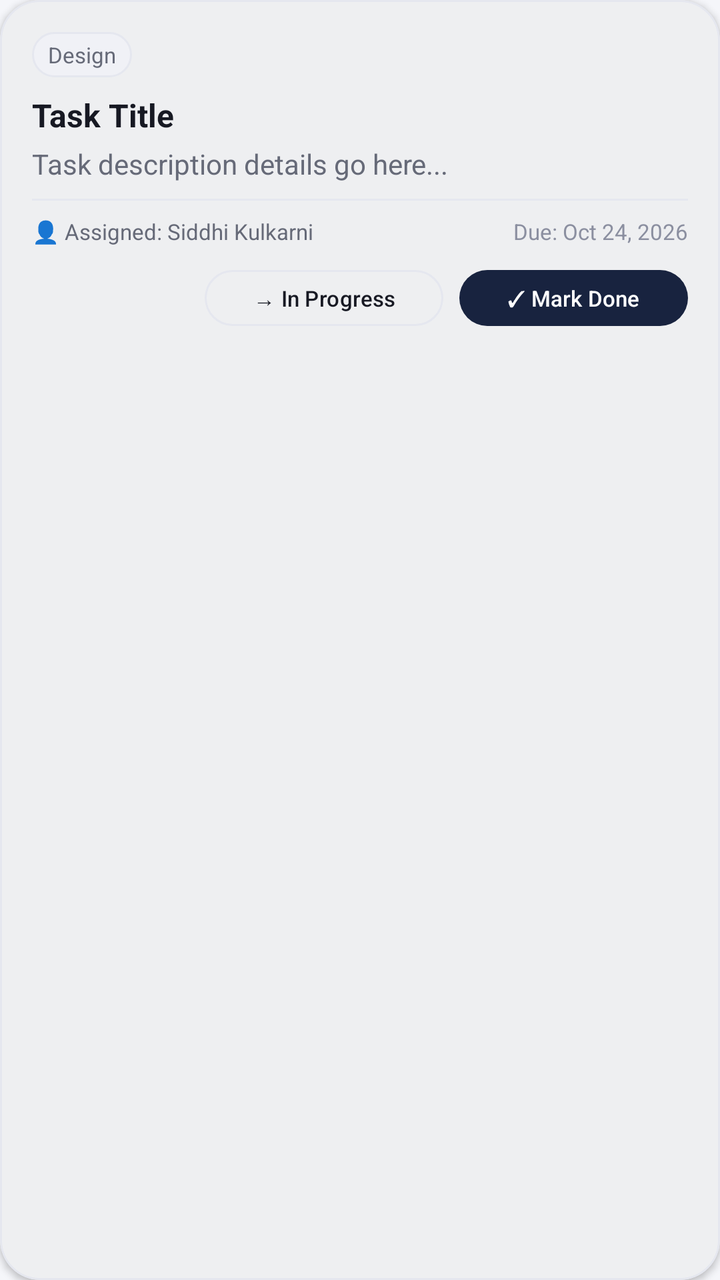
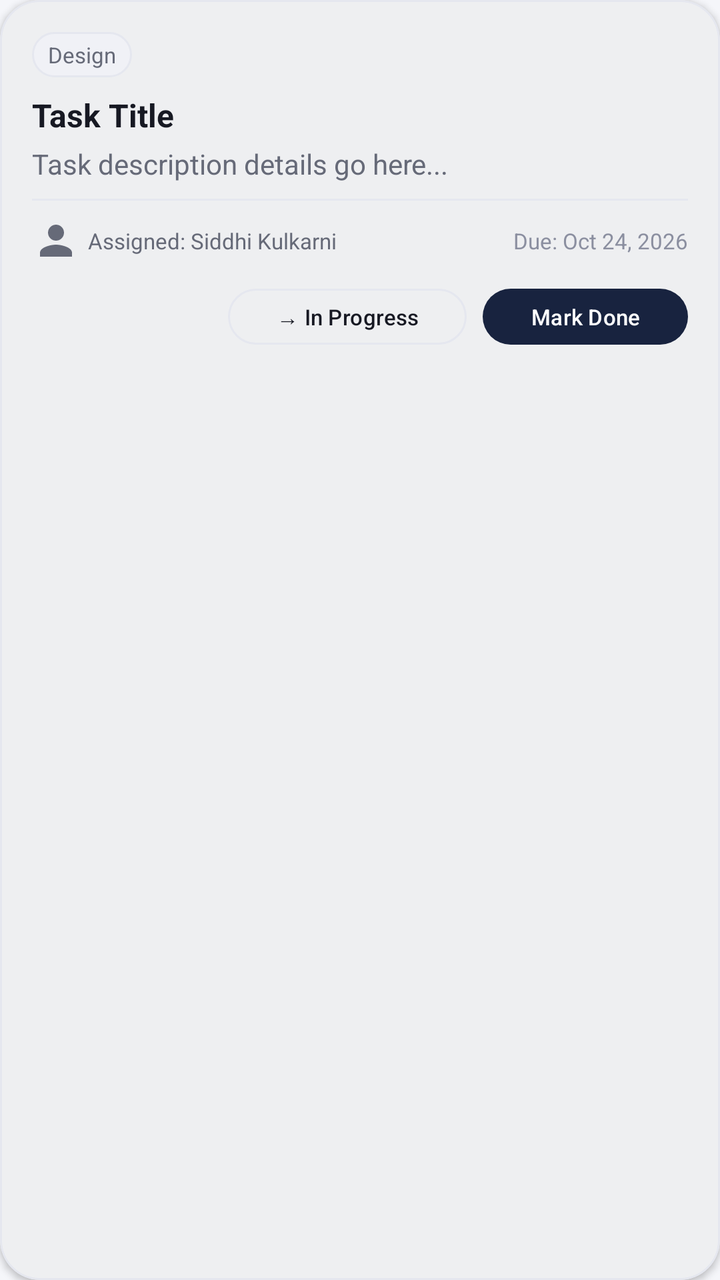

The first picture is an Android layout as it rendered before a commit; the second is the same layout after the commit. The layout source and the unified diff follow.
<!-- AndroidManifest.xml: application theme Theme.GDGCoreHQ -->
<!-- res/layout/item_task_card.xml -->
<?xml version="1.0" encoding="utf-8"?>
<com.google.android.material.card.MaterialCardView
    xmlns:android="http://schemas.android.com/apk/res/android"
    xmlns:app="http://schemas.android.com/apk/res-auto"
    style="@style/Widget.GDGCoreHQ.Card"
    android:layout_width="match_parent"
    android:layout_height="wrap_content"
    android:layout_marginBottom="@dimen/space_3">

    <LinearLayout
        android:layout_width="match_parent"
        android:layout_height="wrap_content"
        android:orientation="vertical">

        
        <RelativeLayout
            android:layout_width="match_parent"
            android:layout_height="wrap_content"
            android:layout_marginBottom="@dimen/space_2">

            <TextView
                android:id="@+id/tvTaskDept"
                android:layout_width="wrap_content"
                android:layout_height="wrap_content"
                android:layout_alignParentStart="true"
                android:background="@drawable/bg_chip_rounded"
                android:paddingHorizontal="@dimen/space_2"
                android:paddingVertical="@dimen/space_1"
                android:text="Design"
                android:textAppearance="@style/TextAppearance.GDGCoreHQ.Caption"
                android:textColor="@color/text_secondary" />

            <TextView
                android:id="@+id/tvOverdueBadge"
                android:layout_width="wrap_content"
                android:layout_height="wrap_content"
                android:layout_alignParentEnd="true"
                android:background="@drawable/bg_chip_rounded"
                android:backgroundTint="@color/color_error_container"
                android:paddingHorizontal="@dimen/space_2"
                android:paddingVertical="@dimen/space_1"
                android:text="⚠ Overdue > 48h (Strike Risk)"
                android:textAppearance="@style/TextAppearance.GDGCoreHQ.Caption"
                android:textColor="@color/status_error"
                android:visibility="gone" />
        </RelativeLayout>

        
        <TextView
            android:id="@+id/tvTaskTitle"
            android:layout_width="wrap_content"
            android:layout_height="wrap_content"
            android:text="Task Title"
            android:textAppearance="@style/TextAppearance.GDGCoreHQ.TitleMedium"
            android:textColor="@color/text_primary" />

        
        <TextView
            android:id="@+id/tvTaskDesc"
            android:layout_width="wrap_content"
            android:layout_height="wrap_content"
            android:layout_marginTop="@dimen/space_1"
            android:text="Task description details go here..."
            android:textAppearance="@style/TextAppearance.GDGCoreHQ.Body"
            android:textColor="@color/text_secondary" />

        <View
            android:layout_width="match_parent"
            android:layout_height="1dp"
            android:layout_marginVertical="@dimen/space_2"
            android:background="@color/border" />

        
        <RelativeLayout
            android:layout_width="match_parent"
            android:layout_height="wrap_content">

            <TextView
                android:id="@+id/tvTaskAssignee"
                android:layout_width="wrap_content"
                android:layout_height="wrap_content"
                android:layout_alignParentStart="true"
                android:layout_centerVertical="true"
                android:text="👤 Assigned: Siddhi Kulkarni"
                android:textAppearance="@style/TextAppearance.GDGCoreHQ.Caption"
                android:textColor="@color/text_secondary" />

            <TextView
                android:id="@+id/tvTaskDeadline"
                android:layout_width="wrap_content"
                android:layout_height="wrap_content"
                android:layout_alignParentEnd="true"
                android:layout_centerVertical="true"
                android:text="Due: Oct 24, 2026"
                android:textAppearance="@style/TextAppearance.GDGCoreHQ.Caption"
                android:textColor="@color/text_muted" />
        </RelativeLayout>

        
        <LinearLayout
            android:id="@+id/layoutStatusButtons"
            android:layout_width="match_parent"
            android:layout_height="wrap_content"
            android:layout_marginTop="@dimen/space_2"
            android:gravity="end"
            android:orientation="horizontal">

            <com.google.android.material.button.MaterialButton
                android:id="@+id/btnMoveProgress"
                style="@style/Widget.GDGCoreHQ.Button.Secondary"
                android:layout_width="wrap_content"
                android:layout_height="wrap_content"
                android:layout_marginEnd="@dimen/space_2"
                android:minHeight="36dp"
                android:text="→ In Progress"
                android:textSize="11sp" />

            <com.google.android.material.button.MaterialButton
                android:id="@+id/btnMoveDone"
                style="@style/Widget.GDGCoreHQ.Button.Primary"
                android:layout_width="wrap_content"
                android:layout_height="wrap_content"
                android:minHeight="36dp"
                android:text="✓ Mark Done"
                android:textSize="11sp" />
        </LinearLayout>

    </LinearLayout>
</com.google.android.material.card.MaterialCardView>
<!-- resources referenced by this layout -->
<resources>
  <color name="border">#E5E7EF</color>
  <color name="color_error_container">#FCE1E3</color>
  <color name="status_error">#B42332</color>
  <color name="text_muted">#8B8FA0</color>
  <color name="text_primary">#171923</color>
  <color name="text_secondary">#666A78</color>
  <dimen name="space_1">4dp</dimen>
  <dimen name="space_2">8dp</dimen>
  <dimen name="space_3">12dp</dimen>
  <!-- drawable bg_chip_rounded (drawable) -->
  ﻿<?xml version="1.0" encoding="utf-8"?>
  <shape xmlns:android="http://schemas.android.com/apk/res/android"
      android:shape="rectangle">
      <solid android:color="@color/surface_subtle" />
      <corners android:radius="@dimen/radius_chip" />
      <stroke android:width="1dp" android:color="@color/border" />
  </shape>
  <style name="TextAppearance.GDGCoreHQ.Body">
          <item name="android:textSize">@dimen/text_body</item>
          <item name="android:textColor">@color/text_primary</item>
      </style>
  <style name="TextAppearance.GDGCoreHQ.Caption">
          <item name="android:textSize">@dimen/text_caption</item>
          <item name="android:textColor">@color/text_muted</item>
      </style>
  <style name="TextAppearance.GDGCoreHQ.TitleMedium">
          <item name="android:textSize">@dimen/text_title_medium</item>
          <item name="android:textStyle">bold</item>
          <item name="android:textColor">@color/text_primary</item>
      </style>
  <color name="surface_subtle">#F0F1F6</color>
  <dimen name="radius_chip">12dp</dimen>
  <dimen name="text_body">14sp</dimen>
  <dimen name="text_caption">11sp</dimen>
  <dimen name="text_title_medium">16sp</dimen>
  <style name="ShapeAppearance.GDGCoreHQ.Button" parent="ShapeAppearance.Material3.SmallComponent">
          <item name="cornerFamily">rounded</item>
          <item name="cornerSize">@dimen/radius_button</item>
      </style>
  <color name="brand_navy">#18233F</color>
  <color name="surface">#FFFFFF</color>
  <dimen name="touch_target_min">48dp</dimen>
  <style name="ShapeAppearance.GDGCoreHQ.Card" parent="ShapeAppearance.Material3.MediumComponent">
          <item name="cornerFamily">rounded</item>
          <item name="cornerSize">@dimen/radius_card</item>
      </style>
  <dimen name="border_width">1dp</dimen>
  <dimen name="elevation_card">2dp</dimen>
  <dimen name="card_padding">16dp</dimen>
  <color name="md_theme_primary">#18233F</color>
  <color name="md_theme_onPrimary">#FFFFFF</color>
  <color name="md_theme_primaryContainer">#C8D8FF</color>
  <color name="md_theme_onPrimaryContainer">#18233F</color>
  <color name="md_theme_secondary">#666A78</color>
  <color name="md_theme_onSecondary">#FFFFFF</color>
  <color name="md_theme_secondaryContainer">#D8D4FF</color>
  <color name="md_theme_onSecondaryContainer">#171923</color>
  <color name="md_theme_background">#F5F6FA</color>
  <color name="md_theme_onBackground">#171923</color>
  <color name="md_theme_surface">#FFFFFF</color>
  <color name="md_theme_onSurface">#171923</color>
  <color name="md_theme_surfaceVariant">#F0F1F6</color>
  <color name="md_theme_onSurfaceVariant">#666A78</color>
  <color name="md_theme_outline">#E5E7EF</color>
  <color name="md_theme_error">#B42332</color>
  <color name="md_theme_onError">#FFFFFF</color>
  <color name="md_theme_errorContainer">#FCE1E3</color>
  <color name="md_theme_onErrorContainer">#B42332</color>
  <color name="background">#F5F6FA</color>
  <dimen name="radius_button">16dp</dimen>
  <dimen name="radius_card">20dp</dimen>
  <!-- unchanged entries left out for length: 4 -->
</resources>

<!-- the commit's change to res/layout/item_task_card.xml (unified diff, before → after) -->
@@ -81,7 +81,11 @@
                 android:layout_height="wrap_content"
                 android:layout_alignParentStart="true"
                 android:layout_centerVertical="true"
-                android:text="👤 Assigned: Siddhi Kulkarni"
+                android:drawableStart="@drawable/ic_profile"
+                android:drawablePadding="@dimen/space_1"
+                app:drawableTint="@color/text_secondary"
+                android:gravity="center_vertical"
+                android:text="Assigned: Siddhi Kulkarni"
                 android:textAppearance="@style/TextAppearance.GDGCoreHQ.Caption"
                 android:textColor="@color/text_secondary" />
 
@@ -121,7 +125,7 @@
                 android:layout_width="wrap_content"
                 android:layout_height="wrap_content"
                 android:minHeight="36dp"
-                android:text="✓ Mark Done"
+                android:text="Mark Done"
                 android:textSize="11sp" />
         </LinearLayout>
 
<!-- resource entries referenced after the edit -->
@@ -17,6 +17,8 @@
       <corners android:radius="@dimen/radius_chip" />
       <stroke android:width="1dp" android:color="@color/border" />
   </shape>
+  <!-- drawable ic_profile (drawable) -->
+  ﻿<vector xmlns:android="http://schemas.android.com/apk/res/android" android:width="24dp" android:height="24dp" android:viewportWidth="24" android:viewportHeight="24"><path android:fillColor="@color/text_primary" android:pathData="M12,12c2.21,0 4,-1.79 4,-4s-1.79,-4 -4,-4 -4,1.79 -4,4 1.79,4 4,4zm0,2c-2.67,0 -8,1.34 -8,4v2h16v-2c0,-2.66 -5.33,-4 -8,-4z"/></vector>
   <style name="TextAppearance.GDGCoreHQ.Body">
           <item name="android:textSize">@dimen/text_body</item>
           <item name="android:textColor">@color/text_primary</item>
